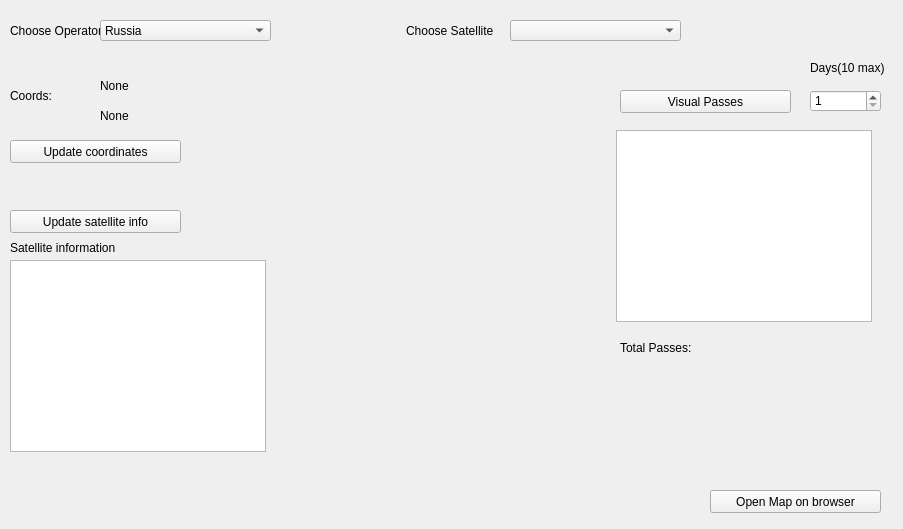
The window that SpaceStationProject/ui/untitled.ui (SadnessPWNZ/SpaceStationsProject) describes before a commit, drawn with Qt 5.
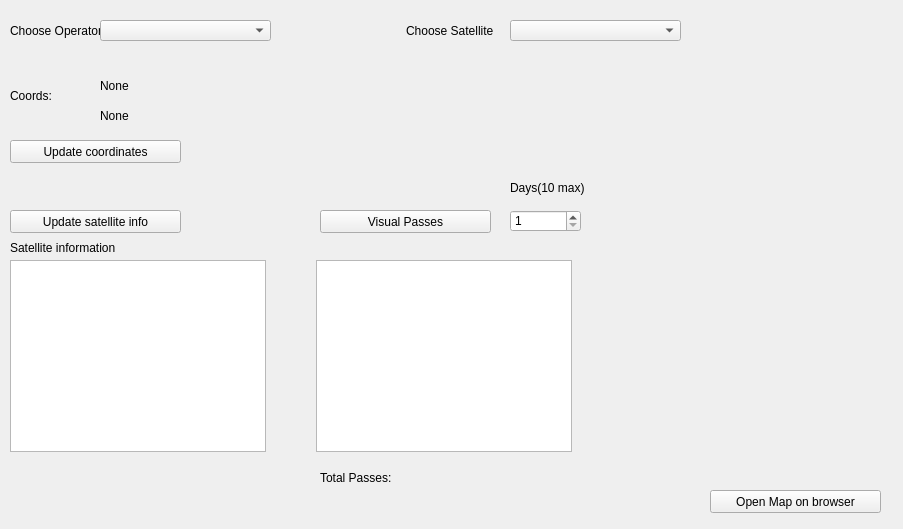
The same window after the commit. Icons and pictures are not drawn.

Patch:
```diff
--- a/SpaceStationProject/ui/untitled.ui
+++ b/SpaceStationProject/ui/untitled.ui
@@ -10,6 +10,18 @@
     <height>529</height>
    </rect>
   </property>
+  <property name="minimumSize">
+   <size>
+    <width>903</width>
+    <height>529</height>
+   </size>
+  </property>
+  <property name="maximumSize">
+   <size>
+    <width>903</width>
+    <height>529</height>
+   </size>
+  </property>
   <property name="font">
    <font>
     <weight>50</weight>
@@ -145,8 +157,8 @@
   <widget class="QPushButton" name="VisualPassesButton">
    <property name="geometry">
     <rect>
-     <x>620</x>
-     <y>90</y>
+     <x>320</x>
+     <y>210</y>
      <width>171</width>
      <height>23</height>
     </rect>
@@ -161,8 +173,8 @@
   <widget class="QListWidget" name="VisaulPasseslistWidget">
    <property name="geometry">
     <rect>
-     <x>616</x>
-     <y>130</y>
+     <x>316</x>
+     <y>260</y>
      <width>256</width>
      <height>192</height>
     </rect>
@@ -196,17 +208,12 @@
    <property name="editable">
     <bool>false</bool>
    </property>
-   <item>
-    <property name="text">
-     <string>Russia</string>
-    </property>
-   </item>
   </widget>
   <widget class="QSpinBox" name="durationSpinBox">
    <property name="geometry">
     <rect>
-     <x>810</x>
-     <y>90</y>
+     <x>510</x>
+     <y>210</y>
      <width>71</width>
      <height>22</height>
     </rect>
@@ -215,7 +222,10 @@
     <number>1</number>
    </property>
    <property name="maximum">
-    <number>11</number>
+    <number>10</number>
+   </property>
+   <property name="stepType">
+    <enum>QAbstractSpinBox::DefaultStepType</enum>
    </property>
    <property name="value">
     <number>1</number>
@@ -224,8 +234,8 @@
   <widget class="QLabel" name="durationLabel">
    <property name="geometry">
     <rect>
-     <x>810</x>
-     <y>60</y>
+     <x>510</x>
+     <y>180</y>
      <width>91</width>
      <height>16</height>
     </rect>
@@ -279,8 +289,8 @@
   <widget class="QLabel" name="VisualPassesTotal">
    <property name="geometry">
     <rect>
-     <x>620</x>
-     <y>340</y>
+     <x>320</x>
+     <y>470</y>
      <width>211</width>
      <height>16</height>
     </rect>
```
Left out of the diff: 3 changed lines with no effect on the pictures.
